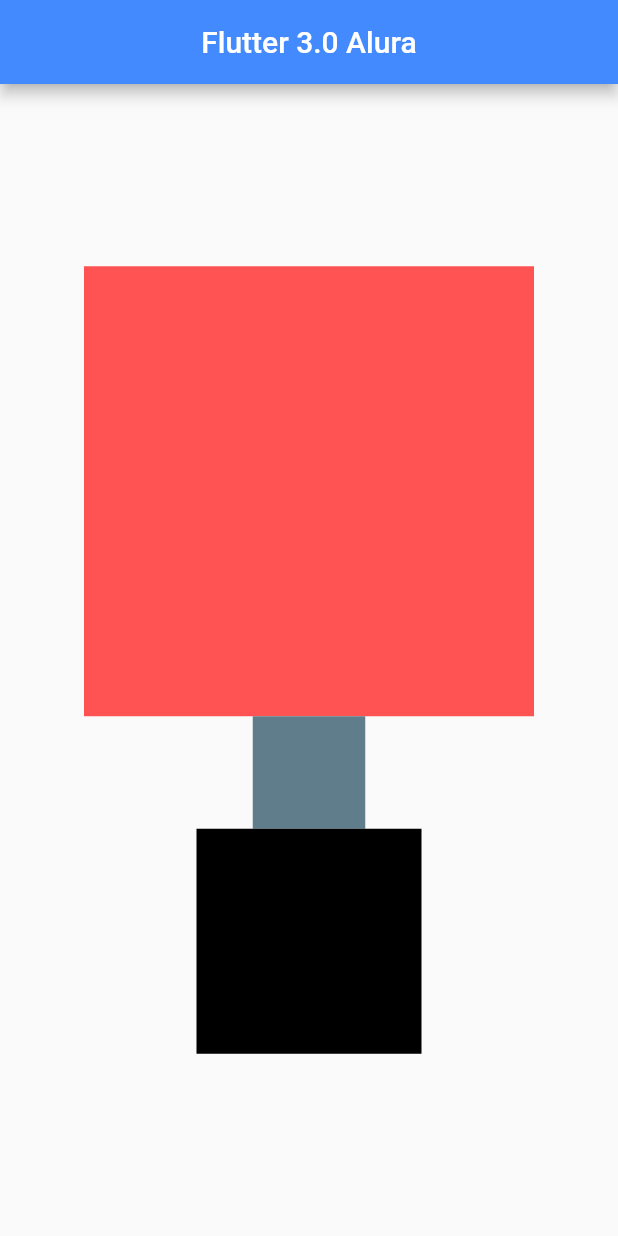
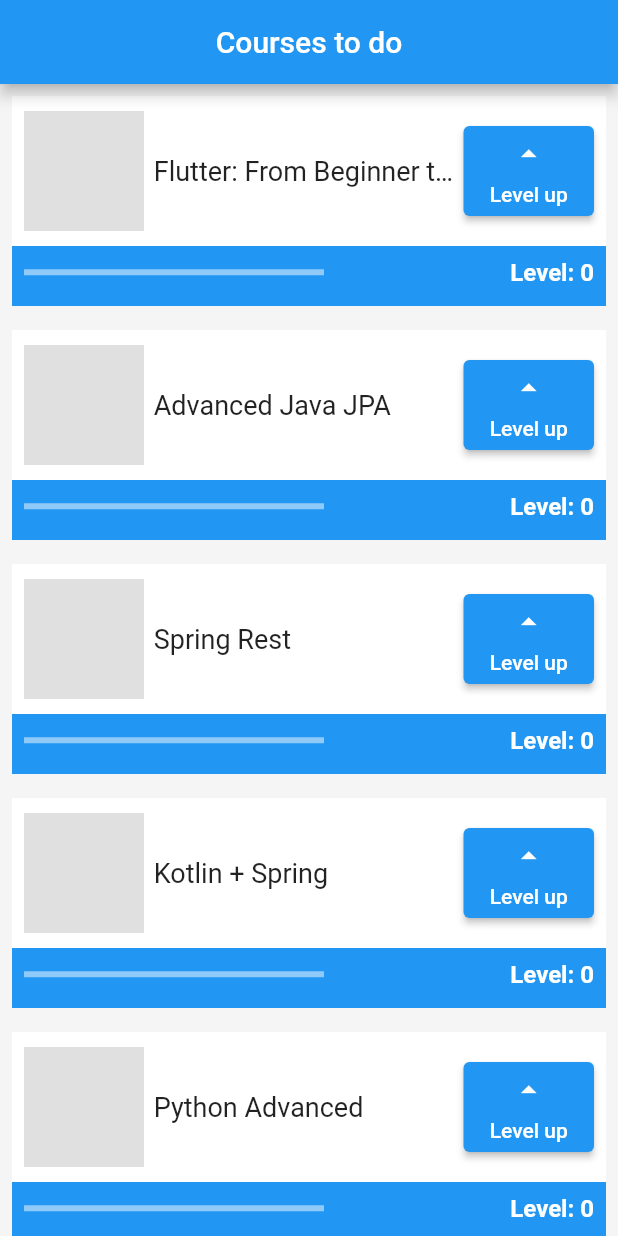
Before and after one commit to GabrielSoftdev/flutter_course, a Flutter app: the screen it shows after launch, on a phone screen of 412 x 824 dp. Run offline on Flutter 3.47's test engine with Material 2 defaults, Android fonts, the phone set to English and light mode, and no system bars.

Commit message:
Created My First Flutter Project

```diff
--- a/lib/main.dart
+++ b/lib/main.dart
@@ -3,7 +3,7 @@ import 'package:flutter/material.dart';
 void main() => runApp(const MyApp());
 
 class MyApp extends StatelessWidget {
-  static const title = 'Flutter 3.0 Alura';
+  static const title = 'Flutter course from Alura';
 
   const MyApp({Key? key}) : super(key: key);
 
@@ -13,26 +13,136 @@ class MyApp extends StatelessWidget {
         debugShowMaterialGrid: false,
         title: title,
         theme: ThemeData(
-          primaryColor: Colors.amber, secondaryHeaderColor: Colors.white),
+          scaffoldBackgroundColor: const Color(0xfff5f5f5),
+          primarySwatch: Colors.blue,
+        ),
         home: Scaffold(
           appBar: AppBar(
-            title: const Center(
-              key: Key('MeuCentro'),
+            title: const Text('Courses to do'),
+            centerTitle: true,
+          ),
+          body: ListView(
+            children: const [
+              Task('Flutter: From Beginner to Pro'),
+              Task('Advanced Java JPA'),
+              Task('Spring Rest'),
+              Task('Kotlin + Spring'),
+              Task('Python Advanced'),
+              Task('Python for Data Analysis'),
+              Task('Kotlin for Android'),
+              Task('Advancing with Kotlin'),
+            ],
+          ),
+        ),
+      );
+}
+
+class Task extends StatefulWidget {
+  final String nome;
+
+  const Task(this.nome, {Key? key}) : super(key: key);
+
+  @override
+  State<Task> createState() => _TaskState();
+}
+
+class _TaskState extends State<Task> {
+  int level = 0;
+  double progress = 0;
+  bool _isMaxReached = false;
+
+  bool get isMaxReached {
+    _isMaxReached = level == 10 ? false : true;
+    return _isMaxReached;
+  }
+
+  void increaseProgress() {
+    if (isMaxReached) {
+      level++;
+      progress += 0.1;
+    }
+  }
+
+  @override
+  Widget build(BuildContext context) {
+    return Padding(
+      padding: const EdgeInsets.all(8.0),
+      child: Stack(
+        children: [
+          Container(
+            color: Colors.blue,
+            height: 140,
+            child: Column(
+              children: [
+                Container(
+                  color: Colors.white,
+                  height: 100,
+                  child: Padding(
+                    padding: const EdgeInsets.all(8.0),
+                    child: Row(
+                      mainAxisAlignment: MainAxisAlignment.spaceBetween,
+                      children: [
+                        Container(
+                          color: Colors.black12,
+                          width: 80,
+                          height: 80,
+                        ),
+                        SizedBox(
+                          width: 200,
                           child: Text(
-                title,
-                style: TextStyle(
-                  color: Colors.white,
+                            widget.nome,
+                            style: const TextStyle(
+                              fontSize: 18,
+                              overflow: TextOverflow.ellipsis,
                             ),
                           ),
                         ),
-            backgroundColor: Colors.blueAccent,
+                        ElevatedButton(
+                          onPressed: () => setState(() => increaseProgress()),
+                          child: SizedBox(
+                            height: 60,
+                            width: 55,
+                            child: Column(
+                              mainAxisAlignment: MainAxisAlignment.spaceEvenly,
+                              children: const [
+                                Icon(Icons.arrow_drop_up),
+                                Text('Level up')
+                              ],
                             ),
-          body: Center(
-              child: Column(
-                  mainAxisAlignment: MainAxisAlignment.center,
+                          ),
+                        )
+                      ],
+                    ),
+                  ),
+                ),
+                Padding(
+                  padding: const EdgeInsets.all(8.0),
+                  child: Row(
+                    mainAxisAlignment: MainAxisAlignment.spaceBetween,
                     children: [
-                Container(color: Colors.redAccent, height: 300, width: 300),
-                Container(color: Colors.blueGrey, height: 75, width: 75),
-                Container(color: Colors.black, width: 150, height: 150)
-              ]))));
+                      SizedBox(
+                        width: 200,
+                        child: LinearProgressIndicator(
+                          color: Colors.white,
+                          value: progress,
+                        ),
+                      ),
+                      Text(
+                        "Level: $level",
+                        style: const TextStyle(
+                          color: Colors.white,
+                          fontSize: 16,
+                          fontWeight: FontWeight.bold,
+                        ),
+                      ),
+                    ],
+                  ),
+                ),
+              ],
+            ),
+          ),
+        ],
+      ),
+    );
   }
+}
```
Lines whose indentation alone changed are shown as unchanged.
